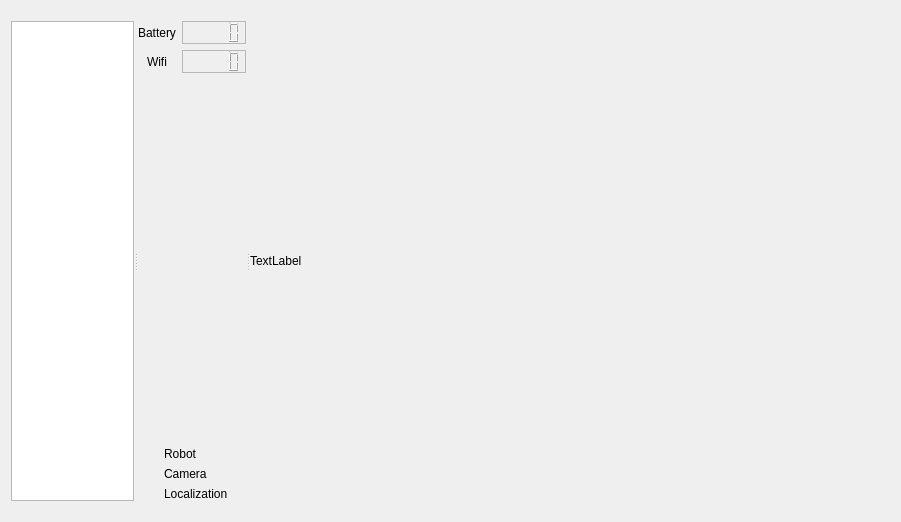
Above: pioneer/pioneer_controller/src/mainUI.ui from jperezkz/Robotica-avanzada before the change. Below: the same form after it.
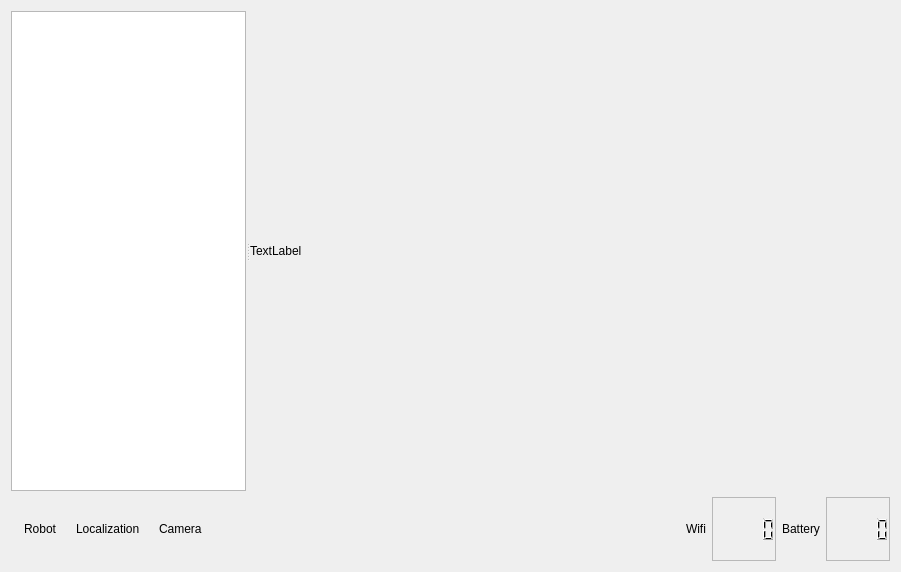
That is the form after the change. Icons and pictures are not drawn.

What changed in the file:
```diff
--- a/pioneer/pioneer_controller/src/mainUI.ui
+++ b/pioneer/pioneer_controller/src/mainUI.ui
@@ -7,118 +7,52 @@
     <x>0</x>
     <y>0</y>
     <width>901</width>
-    <height>522</height>
+    <height>572</height>
    </rect>
   </property>
   <property name="windowTitle">
    <string>Pioneer Controller</string>
   </property>
-  <layout class="QVBoxLayout" name="verticalLayout_4">
-   <item>
-    <widget class="QSplitter" name="splitter_2">
-     <property name="orientation">
-      <enum>Qt::Horizontal</enum>
-     </property>
-     <widget class="QSplitter" name="splitter">
-      <property name="orientation">
-       <enum>Qt::Horizontal</enum>
-      </property>
-      <widget class="QGraphicsView" name="graphicsView"/>
-      <widget class="QWidget" name="">
-       <layout class="QVBoxLayout" name="verticalLayout_3">
-        <item>
          <layout class="QVBoxLayout" name="verticalLayout_2">
           <item>
-           <layout class="QHBoxLayout" name="horizontalLayout">
-            <item>
-             <widget class="QLabel" name="label">
-              <property name="text">
-               <string>Battery</string>
-              </property>
-              <property name="alignment">
-               <set>Qt::AlignCenter</set>
-              </property>
-             </widget>
-            </item>
-            <item>
-             <widget class="QLCDNumber" name="bat_lcdnumber">
-              <property name="font">
-               <font>
-                <pointsize>16</pointsize>
-                <weight>75</weight>
-                <bold>true</bold>
-                <strikeout>false</strikeout>
-               </font>
-              </property>
-              <property name="frameShape">
-               <enum>QFrame::StyledPanel</enum>
-              </property>
-              <property name="frameShadow">
-               <enum>QFrame::Sunken</enum>
-              </property>
-              <property name="lineWidth">
-               <number>2</number>
-              </property>
-              <property name="segmentStyle">
-               <enum>QLCDNumber::Filled</enum>
-              </property>
-             </widget>
-            </item>
-           </layout>
-          </item>
-          <item>
-           <layout class="QHBoxLayout" name="horizontalLayout_5">
-            <item>
-             <widget class="QLabel" name="label_2">
-              <property name="text">
-               <string>Wifi</string>
-              </property>
-              <property name="alignment">
-               <set>Qt::AlignCenter</set>
-              </property>
-             </widget>
-            </item>
-            <item>
-             <widget class="QLCDNumber" name="rssi_lcdnumber">
-              <property name="font">
-               <font>
-                <pointsize>16</pointsize>
-                <weight>75</weight>
-                <bold>true</bold>
-                <strikeout>false</strikeout>
-               </font>
-              </property>
-              <property name="frameShape">
-               <enum>QFrame::StyledPanel</enum>
-              </property>
-              <property name="frameShadow">
-               <enum>QFrame::Sunken</enum>
-              </property>
-              <property name="lineWidth">
-               <number>2</number>
-              </property>
-             </widget>
-            </item>
-           </layout>
-          </item>
-          <item>
-           <spacer name="verticalSpacer">
-            <property name="orientation">
-             <enum>Qt::Vertical</enum>
-            </property>
-            <property name="sizeHint" stdset="0">
-             <size>
-              <width>20</width>
-              <height>40</height>
-             </size>
-            </property>
-           </spacer>
-          </item>
-         </layout>
-        </item>
-        <item>
          <layout class="QVBoxLayout" name="verticalLayout">
           <item>
+      <widget class="QSplitter" name="splitter">
+       <property name="orientation">
+        <enum>Qt::Horizontal</enum>
+       </property>
+       <widget class="QGraphicsView" name="graphicsView">
+        <property name="verticalScrollBarPolicy">
+         <enum>Qt::ScrollBarAlwaysOff</enum>
+        </property>
+        <property name="horizontalScrollBarPolicy">
+         <enum>Qt::ScrollBarAlwaysOff</enum>
+        </property>
+       </widget>
+       <widget class="QLabel" name="label_rgb">
+        <property name="minimumSize">
+         <size>
+          <width>640</width>
+          <height>480</height>
+         </size>
+        </property>
+        <property name="maximumSize">
+         <size>
+          <width>640</width>
+          <height>480</height>
+         </size>
+        </property>
+        <property name="text">
+         <string>TextLabel</string>
+        </property>
+       </widget>
+      </widget>
+     </item>
+     <item>
+      <layout class="QHBoxLayout" name="horizontalLayout_8">
+       <item>
+        <layout class="QHBoxLayout" name="horizontalLayout_6">
+         <item>
            <layout class="QHBoxLayout" name="horizontalLayout_2">
             <item>
              <widget class="QLabel" name="label_robot">
@@ -163,36 +97,6 @@
             </item>
            </layout>
           </item>
-          <item>
-           <layout class="QHBoxLayout" name="horizontalLayout_3">
-            <item>
-             <widget class="QLabel" name="label_camera">
-              <property name="maximumSize">
-               <size>
-                <width>20</width>
-                <height>20</height>
-               </size>
-              </property>
-              <property name="text">
-               <string/>
-              </property>
-              <property name="pixmap">
-               <pixmap>../../../etc/resources/red.png.jpg</pixmap>
-              </property>
-              <property name="scaledContents">
-               <bool>true</bool>
-              </property>
-             </widget>
-            </item>
-            <item>
-             <widget class="QLabel" name="label_4">
-              <property name="text">
-               <string>Camera</string>
-              </property>
-             </widget>
-            </item>
-           </layout>
-          </item>
           <item>
            <layout class="QHBoxLayout" name="horizontalLayout_4">
             <item>
@@ -223,29 +127,131 @@
             </item>
            </layout>
           </item>
-         </layout>
-        </item>
-       </layout>
-      </widget>
-     </widget>
-     <widget class="QLabel" name="label_rgb">
-      <property name="minimumSize">
-       <size>
-        <width>640</width>
-        <height>480</height>
-       </size>
-      </property>
+         <item>
+          <layout class="QHBoxLayout" name="horizontalLayout_3">
+           <item>
+            <widget class="QLabel" name="label_camera">
       <property name="maximumSize">
        <size>
-        <width>640</width>
-        <height>480</height>
+               <width>20</width>
+               <height>20</height>
        </size>
       </property>
       <property name="text">
-       <string>TextLabel</string>
-      </property>
-     </widget>
-    </widget>
+              <string/>
+             </property>
+             <property name="pixmap">
+              <pixmap>../../../etc/resources/red.png.jpg</pixmap>
+             </property>
+             <property name="scaledContents">
+              <bool>true</bool>
+             </property>
+            </widget>
+           </item>
+           <item>
+            <widget class="QLabel" name="label_4">
+             <property name="text">
+              <string>Camera</string>
+             </property>
+            </widget>
+           </item>
+          </layout>
+         </item>
+        </layout>
+       </item>
+       <item>
+        <spacer name="horizontalSpacer">
+         <property name="orientation">
+          <enum>Qt::Horizontal</enum>
+         </property>
+         <property name="sizeHint" stdset="0">
+          <size>
+           <width>40</width>
+           <height>20</height>
+          </size>
+         </property>
+        </spacer>
+       </item>
+       <item>
+        <layout class="QHBoxLayout" name="horizontalLayout_7">
+         <item>
+          <layout class="QHBoxLayout" name="horizontalLayout_5">
+           <item>
+            <widget class="QLabel" name="label_2">
+             <property name="text">
+              <string>Wifi</string>
+             </property>
+             <property name="alignment">
+              <set>Qt::AlignCenter</set>
+             </property>
+            </widget>
+           </item>
+           <item>
+            <widget class="QLCDNumber" name="rssi_lcdnumber">
+             <property name="font">
+              <font>
+               <pointsize>16</pointsize>
+               <weight>75</weight>
+               <bold>true</bold>
+               <strikeout>false</strikeout>
+              </font>
+             </property>
+             <property name="frameShape">
+              <enum>QFrame::StyledPanel</enum>
+             </property>
+             <property name="frameShadow">
+              <enum>QFrame::Sunken</enum>
+             </property>
+             <property name="lineWidth">
+              <number>2</number>
+             </property>
+            </widget>
+           </item>
+          </layout>
+         </item>
+         <item>
+          <layout class="QHBoxLayout" name="horizontalLayout">
+           <item>
+            <widget class="QLabel" name="label">
+             <property name="text">
+              <string>Battery</string>
+             </property>
+             <property name="alignment">
+              <set>Qt::AlignCenter</set>
+             </property>
+            </widget>
+           </item>
+           <item>
+            <widget class="QLCDNumber" name="bat_lcdnumber">
+             <property name="font">
+              <font>
+               <pointsize>16</pointsize>
+               <weight>75</weight>
+               <bold>true</bold>
+               <strikeout>false</strikeout>
+              </font>
+             </property>
+             <property name="frameShape">
+              <enum>QFrame::StyledPanel</enum>
+             </property>
+             <property name="frameShadow">
+              <enum>QFrame::Sunken</enum>
+             </property>
+             <property name="lineWidth">
+              <number>2</number>
+             </property>
+             <property name="segmentStyle">
+              <enum>QLCDNumber::Filled</enum>
+             </property>
+            </widget>
+           </item>
+          </layout>
+         </item>
+        </layout>
+       </item>
+      </layout>
+     </item>
+    </layout>
    </item>
   </layout>
  </widget>
```
Lines whose indentation alone changed are shown as unchanged.
